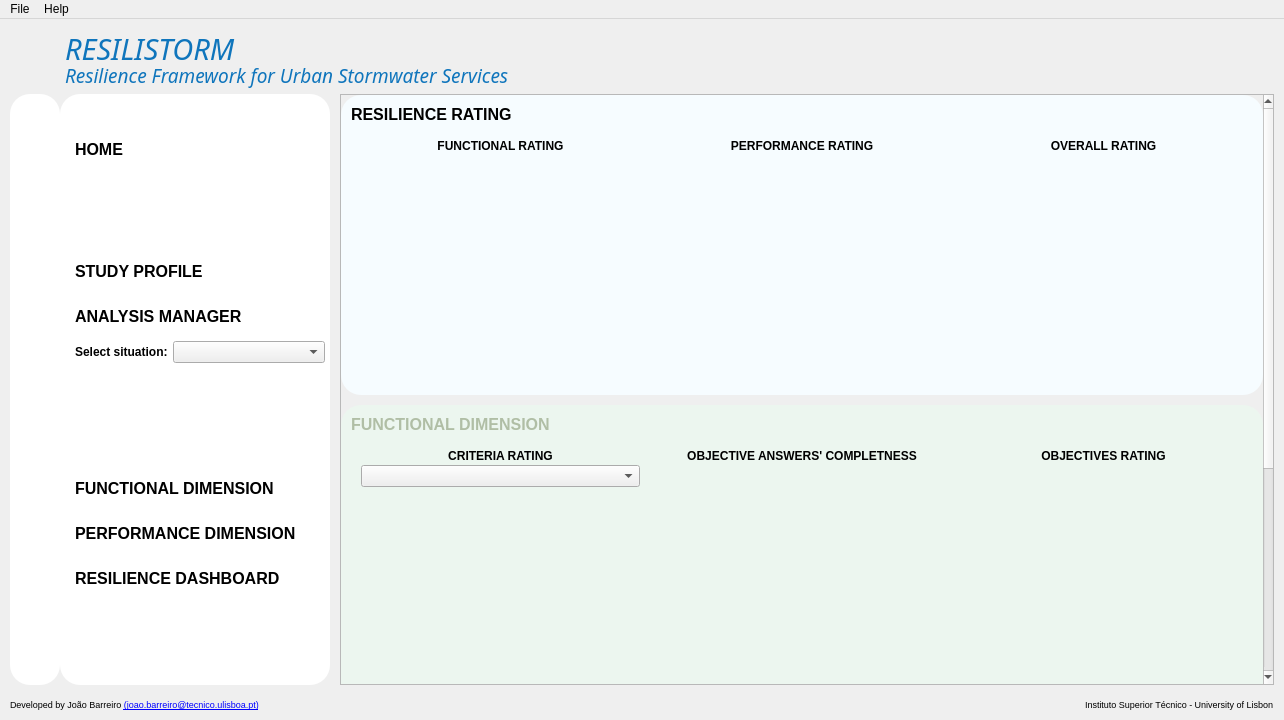
This is MainPage_V7.ui in JoaoBarreiro/RESILISTORM-tool as Qt 5 draws it before an edit. The edited form follows.
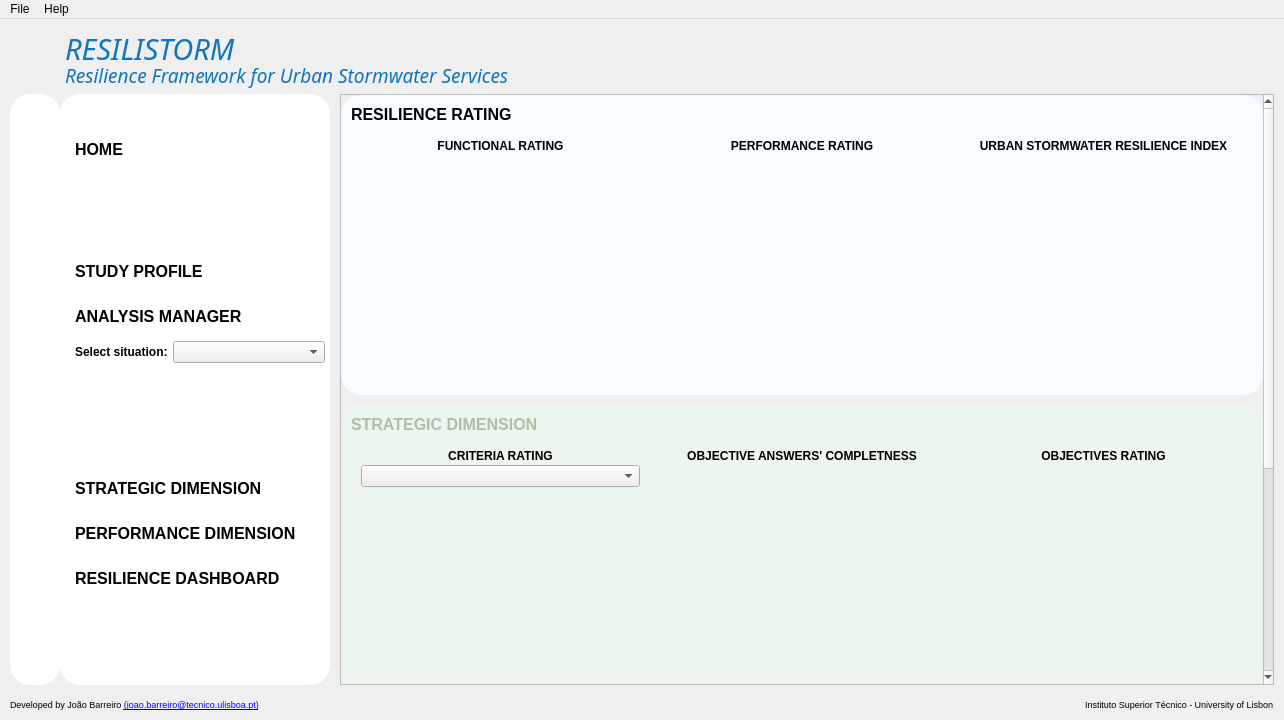
This is the edited form. The open tabs and pages were chosen to show the change. Icons and pictures are not drawn.

```diff
--- a/MainPage_V7.ui
+++ b/MainPage_V7.ui
@@ -1348,7 +1348,7 @@
 }</string>
                 </property>
                 <property name="text">
-                 <string>FUNCTIONAL DIMENSION</string>
+                 <string>STRATEGIC DIMENSION</string>
                 </property>
                 <property name="icon">
                  <iconset resource="resources.qrc">
@@ -4206,7 +4206,7 @@
              <property name="geometry">
               <rect>
                <x>0</x>
-               <y>-338</y>
+               <y>0</y>
                <width>918</width>
                <height>920</height>
               </rect>
@@ -4348,7 +4348,7 @@
                        <item>
                         <widget class="QLabel" name="ORR_Label">
                          <property name="text">
-                          <string>&lt;html&gt;&lt;head/&gt;&lt;body&gt;&lt;p align=&quot;center&quot;&gt;&lt;span style=&quot; font-weight:700;&quot;&gt;OVERALL RATING&lt;/span&gt;&lt;/p&gt;&lt;/body&gt;&lt;/html&gt;</string>
+                          <string>&lt;html&gt;&lt;head/&gt;&lt;body&gt;&lt;p align=&quot;center&quot;&gt;&lt;span style=&quot; font-weight:700;&quot;&gt;URBAN STORMWATER RESILIENCE INDEX&lt;/span&gt;&lt;/p&gt;&lt;/body&gt;&lt;/html&gt;</string>
                          </property>
                          <property name="alignment">
                           <set>Qt::AlignCenter</set>
@@ -4407,7 +4407,7 @@
 li.unchecked::marker { content: &quot;\2610&quot;; }
 li.checked::marker { content: &quot;\2612&quot;; }
 &lt;/style&gt;&lt;/head&gt;&lt;body style=&quot; font-family:'Segoe UI'; font-size:9pt; font-weight:400; font-style:normal;&quot;&gt;
-&lt;p style=&quot; margin-top:12px; margin-bottom:12px; margin-left:0px; margin-right:0px; -qt-block-indent:0; text-indent:0px;&quot;&gt;&lt;span style=&quot; font-size:12pt; font-weight:700; color:#b0bea5;&quot;&gt;FUNCTIONAL DIMENSION&lt;/span&gt;&lt;/p&gt;&lt;/body&gt;&lt;/html&gt;</string>
+&lt;p style=&quot; margin-top:12px; margin-bottom:12px; margin-left:0px; margin-right:0px; -qt-block-indent:0; text-indent:0px;&quot;&gt;&lt;span style=&quot; font-size:12pt; font-weight:700; color:#b0bea5;&quot;&gt;STRATEGIC DIMENSION&lt;/span&gt;&lt;/p&gt;&lt;/body&gt;&lt;/html&gt;</string>
                    </property>
                    <property name="alignment">
                     <set>Qt::AlignLeading|Qt::AlignLeft|Qt::AlignVCenter</set>
```
Left out of the diff: 2 changed lines with no effect on the pictures.
